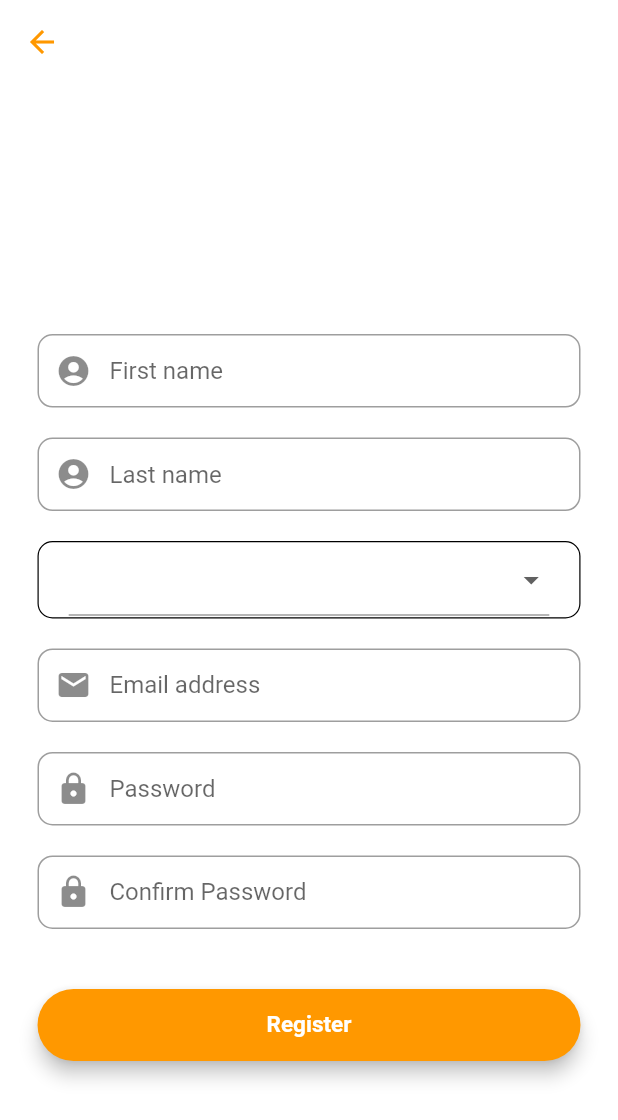
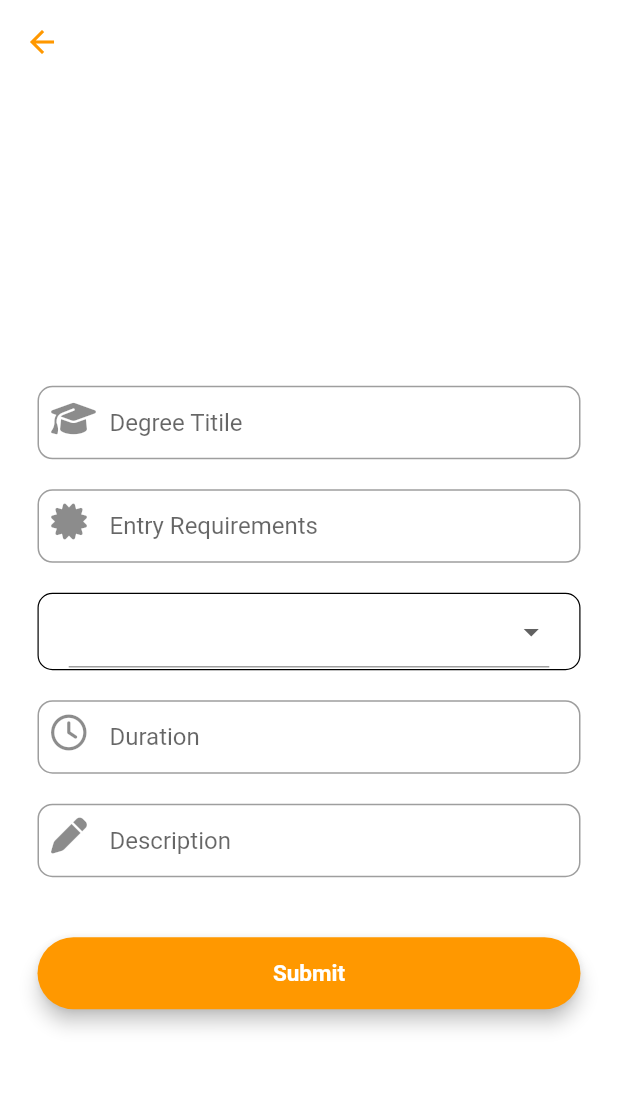
Before and after one commit to nilanmeegoda99/CTSE_SLIIT_Flutter, a Flutter app: the add_Degree_screen screen opened directly, on a phone screen of 412 x 824 dp. Shown: the top 1120 px of the screen. Run offline on Flutter 3.47's test engine with Material 2 defaults, Android fonts, the phone set to English and light mode, and no system bars; our stand-ins replace cloud_firestore, firebase_auth, firebase_core, flutter_datetime_picker, fluttertoast, font_awesome_flutter; accounts and stored records are empty.

Commit message:
add eevnt and add degree

```diff
--- a/lib/main.dart
+++ b/lib/main.dart
@@ -1,10 +1,13 @@
 import 'package:firebase_core/firebase_core.dart';
 import 'package:flutter/material.dart';
+import 'package:sliit_info_ctse/screens/add_degree.dart';
 import 'package:sliit_info_ctse/screens/edit_prodile.dart';
 import 'package:sliit_info_ctse/screens/home_screen.dart';
 import 'package:sliit_info_ctse/screens/login_screen.dart';
 import 'package:sliit_info_ctse/screens/signup_screen.dart';
 import 'package:sliit_info_ctse/screens/userProfile.dart';
+
+import 'screens/add_event.dart';
 
 
 
@@ -33,6 +36,8 @@ class MyApp extends StatelessWidget {
         '/home': (context) => const HomeScreen(),
         '/userprofile': (context) => ProfilePage(),
         '/edit_profile' : (context) => EditProfilePage(),
+        '/add_degree': (context) => const add_Degree_screen(),
+        '/add_event': (context) => const add_Event_screen(),
       },
     );
   }
--- a/lib/screens/add_degree.dart
+++ b/lib/screens/add_degree.dart
@@ -1,8 +1,8 @@
 import 'package:cloud_firestore/cloud_firestore.dart';
-import 'package:firebase_auth/firebase_auth.dart';
 import "package:flutter/material.dart";
 import 'package:fluttertoast/fluttertoast.dart';
-import 'package:sliit_info_ctse/model/user_model.dart';
+import 'package:sliit_info_ctse/model/degree_model.dart';
+import 'package:font_awesome_flutter/font_awesome_flutter.dart';
 
 class add_Degree_screen extends StatefulWidget {
   const add_Degree_screen({Key? key}) : super(key: key);
@@ -13,24 +13,21 @@ class add_Degree_screen extends StatefulWidget {
 
 class _add_Degree_screenState extends State<add_Degree_screen> {
 
-  //firebase authentication and firestore
-  final fAuth = FirebaseAuth.instance;
 
   //account types
-  final accTypes = ['Lecturer','Student'];
+  final faculties = ['Computing','Engineering', 'Business', 'Humanties & SCI', 'Postgraduate', 'Architecture', 'Hospitality'];
 
   //text editor controllers
-  final f_name_editing_cntrlr = new TextEditingController();
-  final l_name_editing_cntrlr = new TextEditingController();
-  final email_editing_cntrlr = new TextEditingController();
-  final pwd_editing_cntrlr = new TextEditingController();
-  final confirm_pwd_editing_cntrlr = new TextEditingController();
+  final deg_name_editing_cntrlr = new TextEditingController();
+  final entry_req_editing_cntrlr = new TextEditingController();
+  final duration_editing_cntrlr = new TextEditingController();
+  final desc_editing_cntrlr = new TextEditingController();
 
-  //account type
-  String? accType;
+  //faculty type
+  String? faculty;
 
   //signup form key
-  final _signup_formKey = GlobalKey<FormState>();
+  final _degree_formKey = GlobalKey<FormState>();
 
   //menu item
   DropdownMenuItem<String> buildMenuItem(String item) =>
@@ -42,10 +39,10 @@ class _add_Degree_screenState extends State<add_Degree_screen> {
   @override
   Widget build(BuildContext context) {
 
-    //firstname field
-    final fNameField = TextFormField(
+    //Degree title field
+    final degree_titlt_Field = TextFormField(
       autofocus: false,
-      controller: f_name_editing_cntrlr,
+      controller: deg_name_editing_cntrlr,
       keyboardType: TextInputType.text,
       //field validation
       validator: (val){
@@ -59,24 +56,29 @@ class _add_Degree_screenState extends State<add_Degree_screen> {
         return null;
       },
       onSaved: (val){
-        f_name_editing_cntrlr.text = val!;
+        deg_name_editing_cntrlr.text = val!;
       },
       textInputAction: TextInputAction.next,
       decoration: InputDecoration(
-          prefixIcon: const Icon(Icons.account_circle),
+          prefixIcon: const Padding(
+            padding: EdgeInsets.all(9.0),
+            child: FaIcon(FontAwesomeIcons.graduationCap),
+          ),
           contentPadding: const EdgeInsets.fromLTRB(20, 15, 20, 15),
-          hintText: "First name",
+          hintText: "Degree Titile",
           border: OutlineInputBorder(
             borderRadius: BorderRadius.circular(10),
           )
       ),
     );
 
-    //lastname field
-    final lNameField = TextFormField(
+    //entry requirement field
+    final entry_req_field = TextFormField(
       autofocus: false,
-      controller: l_name_editing_cntrlr,
-      keyboardType: TextInputType.text,
+      controller: entry_req_editing_cntrlr,
+      minLines: 1,
+      maxLines: 5,
+      keyboardType: TextInputType.multiline,
       //field validation
       validator: (val){
         if(val!.isEmpty){
@@ -85,68 +87,71 @@ class _add_Degree_screenState extends State<add_Degree_screen> {
         return null;
       },
       onSaved: (val){
-        l_name_editing_cntrlr.text = val!;
+        entry_req_editing_cntrlr.text = val!;
       },
       textInputAction: TextInputAction.next,
       decoration: InputDecoration(
-          prefixIcon: const Icon(Icons.account_circle),
+          prefixIcon: const Padding(
+            padding: EdgeInsets.all(9.0),
+            child: FaIcon(FontAwesomeIcons.certificate),
+          ),
           contentPadding: const EdgeInsets.fromLTRB(20, 15, 20, 15),
-          hintText: "Last name",
+          hintText: "Entry Requirements",
           border: OutlineInputBorder(
             borderRadius: BorderRadius.circular(10),
           )
       ),
     );
 
-    //account type field
-    final accTypeField = Container(
+    //Faculty field
+    final faculty_TypeField = Container(
       decoration: BoxDecoration(
         borderRadius: BorderRadius.circular(10),
         border: Border.all(width: 0.8),
       ),
       padding: const EdgeInsets.fromLTRB(20, 1, 20, 1),
       child: DropdownButtonFormField<String>(
-        value: accType,
+        value: faculty,
         isExpanded: true,
-        items: accTypes.map(buildMenuItem).toList(),
-        onChanged: (value) => setState(()=> this.accType = value),
+        items: faculties.map(buildMenuItem).toList(),
+        onChanged: (value) => setState(()=> this.faculty = value),
       ),
     );
 
-    //username field
-    final username_field = TextFormField(
+    //duration field
+    final duration_field = TextFormField(
       autofocus: false,
-      controller: email_editing_cntrlr,
-      keyboardType: TextInputType.emailAddress,
-      //email field validation
+      controller: duration_editing_cntrlr,
+      keyboardType: TextInputType.text,
+      //duration field validation
       validator: (val){
-        if(!RegExp("^[a-zA-Z0-9+_.-]+@[a-zA-Z0-9.-]+.[a-z]").hasMatch(val!)){
-          return ("Please enter a valid username");
-        }
-        if (val.isEmpty){
-          return ("Please enter your username");
+        if (val!.isEmpty){
+          return ("field cannot be empty");
         }
         return null;
       },
       onSaved: (val){
-        email_editing_cntrlr.text = val!;
+        duration_editing_cntrlr.text = val!;
       },
       textInputAction: TextInputAction.next,
       decoration: InputDecoration(
-          prefixIcon: Icon(Icons.mail),
+          prefixIcon: const Padding(
+            padding: EdgeInsets.all(9.0),
+            child: FaIcon(FontAwesomeIcons.clock),
+          ),
           contentPadding: EdgeInsets.fromLTRB(20, 15, 20, 15),
-          hintText: "Email address",
+          hintText: "Duration",
           border: OutlineInputBorder(
             borderRadius: BorderRadius.circular(10),
           )
       ),
     );
 
-    //password field
-    final pwd_field = TextFormField(
+    //description field
+    final description_field = TextFormField(
       autofocus: false,
-      controller: pwd_editing_cntrlr,
-      obscureText: true,
+      controller: desc_editing_cntrlr,
+      keyboardType: TextInputType.multiline,
       //field validation
       validator: (val){
         RegExp regex = new RegExp(r'^.{6,}$');
@@ -159,40 +164,16 @@ class _add_Degree_screenState extends State<add_Degree_screen> {
         return null;
       },
       onSaved: (val){
-        pwd_editing_cntrlr.text = val!;
+        desc_editing_cntrlr.text = val!;
       },
       textInputAction: TextInputAction.next,
       decoration: InputDecoration(
-          prefixIcon: Icon(Icons.lock),
+          prefixIcon: const Padding(
+            padding: EdgeInsets.all(9.0),
+            child: FaIcon(FontAwesomeIcons.pen),
+          ),
           contentPadding: EdgeInsets.fromLTRB(20, 15, 20, 15),
-          hintText: "Password",
-          border: OutlineInputBorder(
-            borderRadius: BorderRadius.circular(10),
-          )
-      ),
-    );
-
-    //re-enter password field
-    final confirm_pwd_field = TextFormField(
-      autofocus: false,
-      controller: confirm_pwd_editing_cntrlr,
-      obscureText: true,
-      //field validation
-      validator: (val){
-
-        if(confirm_pwd_editing_cntrlr.text != pwd_editing_cntrlr.text){
-          return ("passwords do not match");
-        }
-        return null;
-      },
-      onSaved: (val){
-        confirm_pwd_editing_cntrlr.text = val!;
-      },
-      textInputAction: TextInputAction.done,
-      decoration: InputDecoration(
-          prefixIcon: Icon(Icons.lock),
-          contentPadding: EdgeInsets.fromLTRB(20, 15, 20, 15),
-          hintText: "Confirm Password",
+          hintText: "Description",
           border: OutlineInputBorder(
             borderRadius: BorderRadius.circular(10),
           )
@@ -200,18 +181,18 @@ class _add_Degree_screenState extends State<add_Degree_screen> {
     );
 
 
-    //signup button
-    final signUpBtn = Material(
+    //submit button
+    final submitBtn = Material(
         elevation : 5,
         borderRadius: BorderRadius.circular(25),
         color: Colors.orange,
         child: MaterialButton(
             padding: EdgeInsets.fromLTRB(20, 15, 20, 15),
             onPressed: () {
-              register(email_editing_cntrlr.text, pwd_editing_cntrlr.text);
+              submitData();
             },
             minWidth: MediaQuery.of(context).size.width,
-            child:const Text("Register", textAlign: TextAlign.center,style: TextStyle(
+            child:const Text("Submit", textAlign: TextAlign.center,style: TextStyle(
                 fontSize: 15, color: Colors.white, fontWeight: FontWeight.bold
             ),)
         )
@@ -237,26 +218,24 @@ class _add_Degree_screenState extends State<add_Degree_screen> {
                   child: Padding(
                     padding: const EdgeInsets.all(25.0),
                     child: Form(
-                        key: _signup_formKey,
+                        key: _degree_formKey,
                         child: Column(
                             mainAxisAlignment: MainAxisAlignment.center,
                             crossAxisAlignment: CrossAxisAlignment.center,
                             children: <Widget>[
 
                               const SizedBox(height: 50),
-                              fNameField,
+                              degree_titlt_Field,
                               const SizedBox(height: 20),
-                              lNameField,
+                              entry_req_field,
                               const SizedBox(height: 20),
-                              accTypeField,
+                              faculty_TypeField,
                               const SizedBox(height: 20),
-                              username_field,
+                              duration_field,
                               const SizedBox(height: 20),
-                              pwd_field,
-                              const SizedBox(height: 20),
-                              confirm_pwd_field,
+                              description_field,
                               const SizedBox(height: 40),
-                              signUpBtn,
+                              submitBtn,
 
                             ]
                         )
@@ -270,34 +249,27 @@ class _add_Degree_screenState extends State<add_Degree_screen> {
   }
 
   //functions
-  void register(String email, String password)async{
-    if(_signup_formKey.currentState!.validate()){
-      await fAuth.createUserWithEmailAndPassword(email: email, password: password).then((value) =>
-      {
-        saveDatatoFirestore()
-      }
-      ).catchError((err){
-        Fluttertoast.showToast(msg: err!.message);
-      });
+  void submitData()async{
+    if(_degree_formKey.currentState!.validate()){
+        saveDatatoFirestore();
     }
   }
 
   saveDatatoFirestore() async{
     //initializinn firestore
     FirebaseFirestore firebaseFirestore = FirebaseFirestore.instance;
-    User? user = fAuth.currentUser;
 
-    user_model userModel = user_model();
+    degree_model degreeModel = degree_model();
 
     //maping the values
-    userModel.uid = user!.uid;
-    userModel.email = user.email;
-    userModel.f_name = f_name_editing_cntrlr.text;
-    userModel.l_name = l_name_editing_cntrlr.text;
-    userModel.acc_type = accType;
+    degreeModel.name = deg_name_editing_cntrlr.text;
+    degreeModel.entry_req = entry_req_editing_cntrlr.text;
+    degreeModel.duration = duration_editing_cntrlr.text;
+    degreeModel.description = desc_editing_cntrlr.text;
+    degreeModel.faculty = faculty;
 
-    await firebaseFirestore.collection("users").doc(user.uid).set(userModel.toMap());
-    Fluttertoast.showToast(msg: "Profile created successfully");
+    await firebaseFirestore.collection('degrees').doc().set(degreeModel.toMap());
+    Fluttertoast.showToast(msg: "Data added successfully");
     Navigator.pushNamedAndRemoveUntil(context, '/home', (route) => false);
   }
 }
--- a/pubspec.yaml
+++ b/pubspec.yaml
@@ -22,6 +22,7 @@ dependencies:
   firebase_core: ^1.13.1
   fluttertoast: ^8.0.9
   font_awesome_flutter: ^10.1.0
+  flutter_datetime_picker: ^1.5.1
 
 dev_dependencies:
   flutter_test:
```
Also changed, not shown: lib/model/event_model.dart (+28 -0 lines), lib/screens/add_event.dart (+242 -0 lines), lib/screens/home_screen.dart (+31 -26 lines), lib/screens/login_screen.dart (+21 -27 lines), lib/screens/signup_screen.dart (+17 -20 lines), lib/screens/userProfile.dart (+5 -4 lines), lib/services/auth_service.dart (+26 -2 lines), pubspec.lock.
